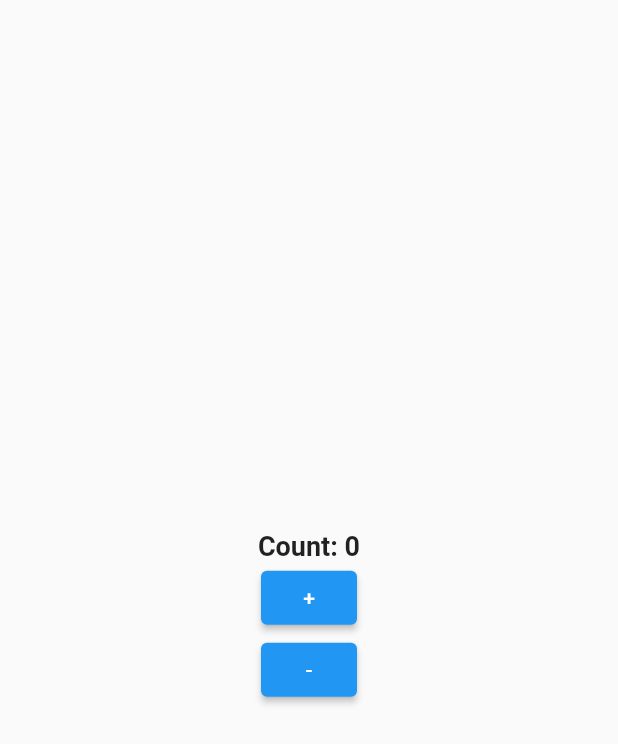
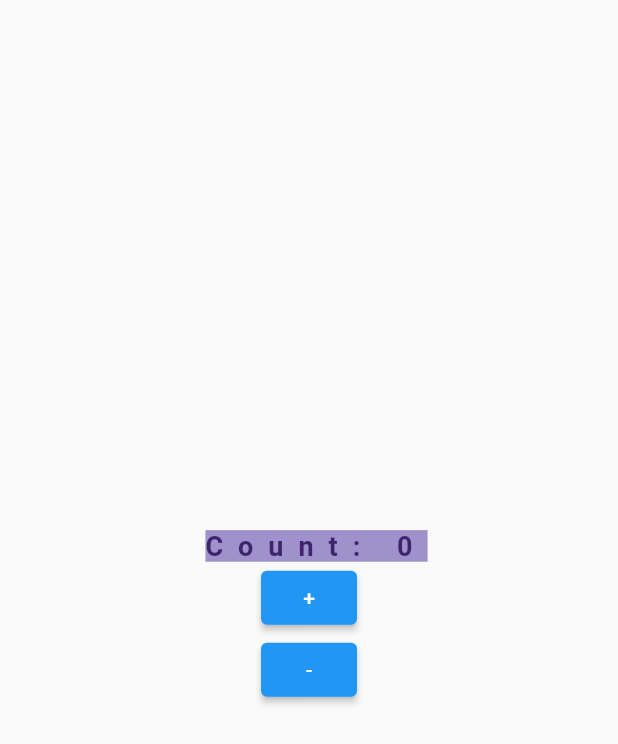
Before and after one commit to melikeozlen/First-Flutter, a Flutter app: the screen it shows after launch, on a phone screen of 412 x 824 dp. Shown: the top 744 px of the screen. Run offline on Flutter 3.47's test engine with Material 2 defaults, Android fonts, the phone set to English and light mode, and no system bars; our stand-ins replace hexcolor.

Commit message:
package and styling

```diff
--- /dev/null
+++ b/lib/constansts/colors.dart
@@ -0,0 +1,2 @@
+const String primaryColor = "#3D246C";
+const String backgroundColors = "#9F91CC";
--- a/lib/main.dart
+++ b/lib/main.dart
@@ -1,4 +1,6 @@
 import 'package:flutter/material.dart';
+import 'package:hexcolor/hexcolor.dart';
+import 'package:todo_app/constansts/colors.dart';
 
 void main() {
   runApp(const WidgetDetail());
@@ -24,7 +26,12 @@ class WidgetDetailState extends State<WidgetDetail> {
             children: [
               Text(
                 "Count: " + count.toString(),
-                style: TextStyle(fontSize: 18, fontWeight: FontWeight.w600),
+                style: TextStyle(
+                    fontSize: 18,
+                    fontWeight: FontWeight.w600,
+                    letterSpacing: 10,
+                    backgroundColor: HexColor(backgroundColors),
+                    color: HexColor(primaryColor)),
               ),
               ElevatedButton(
                 onPressed: () {
@@ -52,7 +59,12 @@ class WidgetDetailState extends State<WidgetDetail> {
               ),
               Visibility(
                 visible: visible,
-                child: const Text("Count cannot less than 0"),
+                child: const Text(
+                  "Count cannot less than 0",
+                  style: TextStyle(
+                      backgroundColor: Colors.red,
+                      color: Color.fromARGB(255, 255, 255, 255)),
+                ),
               )
             ],
           ),
--- a/pubspec.yaml
+++ b/pubspec.yaml
@@ -35,6 +35,7 @@ dependencies:
   # The following adds the Cupertino Icons font to your application.
   # Use with the CupertinoIcons class for iOS style icons.
   cupertino_icons: ^1.0.2
+  hexcolor: ^3.0.1
 
 dev_dependencies:
   flutter_test:
```
Also changed, not shown: pubspec.lock.
